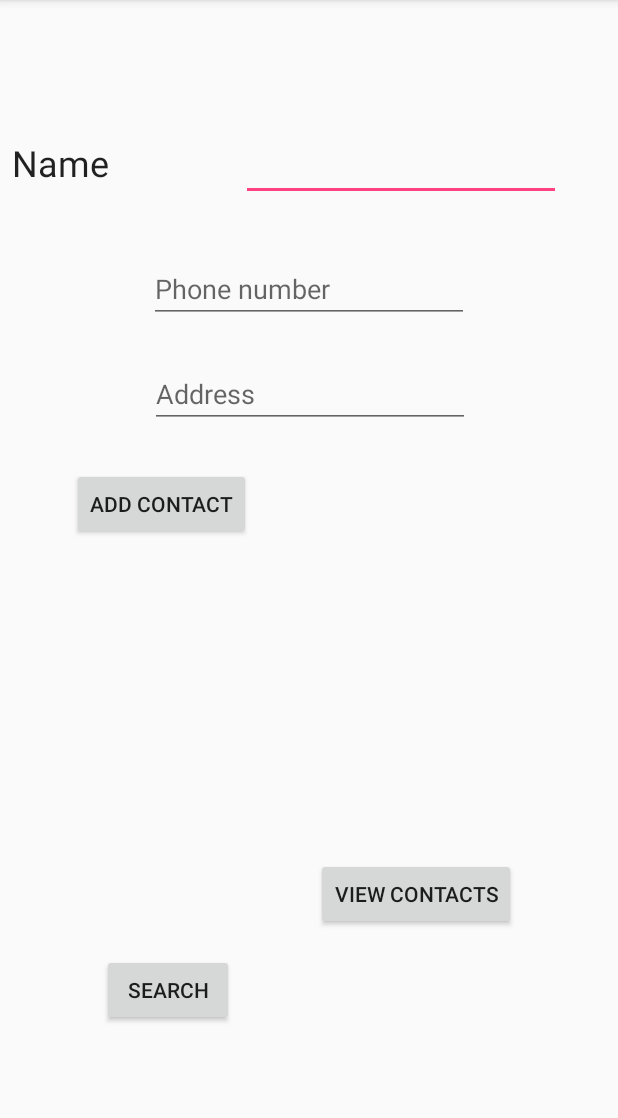
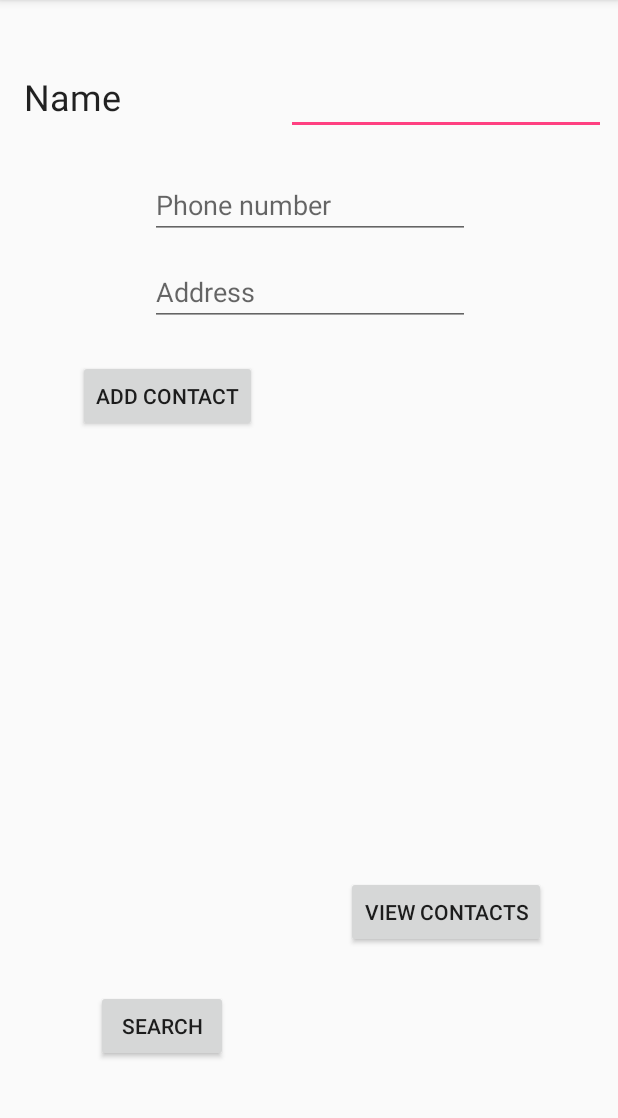
Before and after one commit to liur1190/LiuRachael_SQLnotes2, an Android app: the screen it shows after launch (MainActivity), on a phone screen of 412 x 824 dp, the part 84-1202 px from its top. Run offline under Robolectric (Android 15) with nearby library versions, the phone set to English and light mode, and no system bars.

Commit message:
6/7/18
slowly dying inside

```diff
--- a/app/src/main/res/layout/activity_main.xml
+++ b/app/src/main/res/layout/activity_main.xml
@@ -10,8 +10,8 @@
         android:id="@+id/textView2"
         android:layout_width="114dp"
         android:layout_height="42dp"
-        android:layout_marginStart="8dp"
-        android:layout_marginTop="92dp"
+        android:layout_marginStart="16dp"
+        android:layout_marginTop="48dp"
         android:text="Name"
         android:textAppearance="@style/TextAppearance.AppCompat.Headline"
         app:layout_constraintStart_toStartOf="parent"
@@ -23,10 +23,11 @@
         android:layout_height="42dp"
         android:layout_marginEnd="8dp"
         android:layout_marginStart="8dp"
-        android:layout_marginTop="92dp"
+        android:layout_marginTop="48dp"
         android:ems="10"
         android:inputType="textPersonName"
         app:layout_constraintEnd_toEndOf="parent"
+        app:layout_constraintHorizontal_bias="1.0"
         app:layout_constraintStart_toEndOf="@+id/textView2"
         app:layout_constraintTop_toTopOf="parent" />
 
@@ -36,11 +37,12 @@
         android:layout_height="wrap_content"
         android:layout_marginEnd="8dp"
         android:layout_marginStart="8dp"
-        android:layout_marginTop="36dp"
+        android:layout_marginTop="24dp"
         android:ems="10"
         android:hint="Phone number"
         android:inputType="phone"
         app:layout_constraintEnd_toEndOf="parent"
+        app:layout_constraintHorizontal_bias="0.503"
         app:layout_constraintStart_toStartOf="parent"
         app:layout_constraintTop_toBottomOf="@+id/textView2" />
 
@@ -50,7 +52,7 @@
         android:layout_height="wrap_content"
         android:layout_marginEnd="8dp"
         android:layout_marginStart="8dp"
-        android:layout_marginTop="240dp"
+        android:layout_marginTop="172dp"
         android:ems="10"
         android:hint="Address"
         android:inputType="textPostalAddress"
@@ -63,8 +65,8 @@
         android:id="@+id/button"
         android:layout_width="wrap_content"
         android:layout_height="wrap_content"
-        android:layout_marginStart="48dp"
-        android:layout_marginTop="312dp"
+        android:layout_marginStart="52dp"
+        android:layout_marginTop="240dp"
         android:onClick="addData"
         android:text="Add Contact"
         app:layout_constraintStart_toStartOf="parent"
@@ -74,8 +76,8 @@
         android:id="@+id/button2"
         android:layout_width="wrap_content"
         android:layout_height="wrap_content"
-        android:layout_marginBottom="148dp"
-        android:layout_marginEnd="68dp"
+        android:layout_marginBottom="136dp"
+        android:layout_marginEnd="48dp"
         android:onClick="viewData"
         android:text="View Contacts"
         app:layout_constraintBottom_toBottomOf="parent"
@@ -85,9 +87,9 @@
         android:id="@+id/button3"
         android:layout_width="wrap_content"
         android:layout_height="wrap_content"
-        android:layout_marginBottom="84dp"
-        android:layout_marginStart="68dp"
-        android:onClick="SearchRecord"
+        android:layout_marginBottom="60dp"
+        android:layout_marginStart="64dp"
+        android:onClick="searchRecord"
         android:text="Search"
         app:layout_constraintBottom_toBottomOf="parent"
         app:layout_constraintStart_toStartOf="parent" />
--- a/app/src/main/res/layout/activity_search.xml
+++ b/app/src/main/res/layout/activity_search.xml
@@ -8,9 +8,9 @@
 
     <TextView
         android:id="@+id/textView2"
-        android:layout_width="330dp"
+        android:layout_width="372dp"
         android:layout_height="259dp"
-        android:layout_marginStart="36dp"
+        android:layout_marginStart="8dp"
         android:layout_marginTop="112dp"
         android:text="TextView"
         app:layout_constraintStart_toStartOf="parent"
```
Also changed, not shown: app/src/main/java/com/example/liur1190/mycontactapp2/MainActivity.java (+28 -28 lines), 1 other file.
